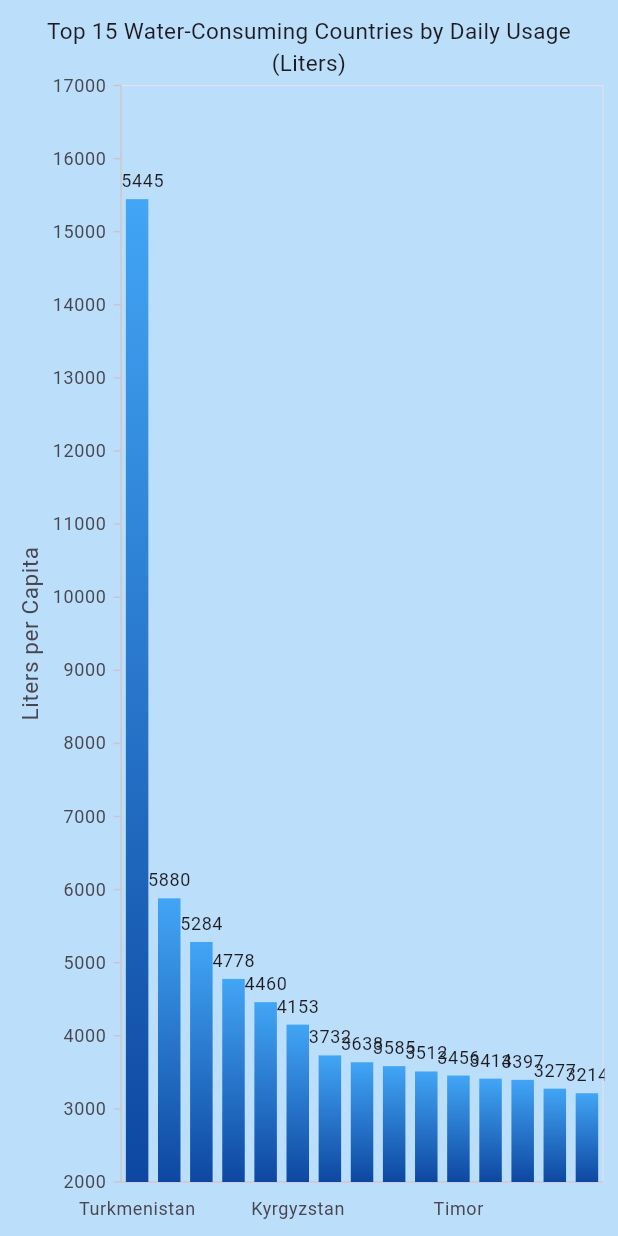
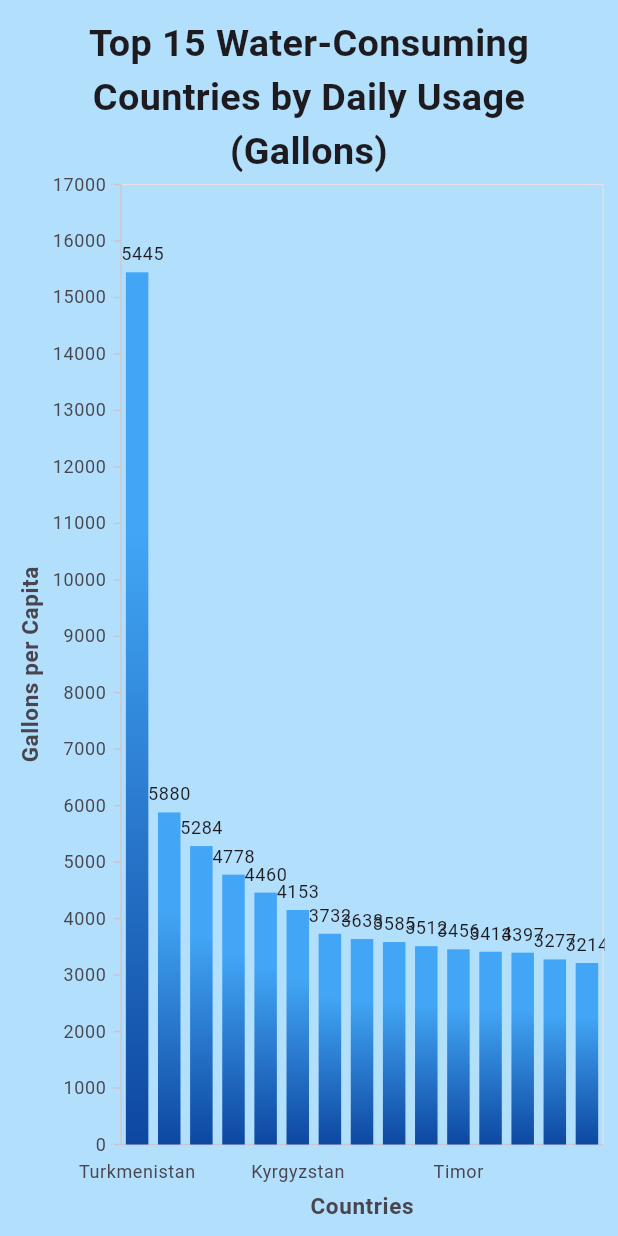
Before and after one commit to SyncfusionExamples/how-to-visualize-the-top-15-water-consuming-countries-using-a-flutter-column-chart, a Flutter app: the screen it shows after launch, on a phone screen of 412 x 824 dp. Run offline on Flutter 3.47's test engine with Material 3 defaults, Android fonts, the phone set to English and light mode, and no system bars; our stand-ins replace syncfusion_flutter_charts.

Commit message:
Addressed Review changes

```diff
--- a/lib/main.dart
+++ b/lib/main.dart
@@ -1,6 +1,5 @@
 import 'package:flutter/material.dart';
 import 'package:syncfusion_flutter_charts/charts.dart';
-import 'package:syncfusion_flutter_core/theme.dart';
 
 void main() => runApp(const WaterConsumptionAnalyzeChart());
 
@@ -20,12 +19,24 @@ class WaterConsumptionAnalyzeChart extends StatelessWidget {
   }
 }
 
-class WaterConsumptionColumnChart extends StatelessWidget {
+class WaterConsumptionColumnChart extends StatefulWidget {
   const WaterConsumptionColumnChart({super.key});
 
   @override
-  Widget build(BuildContext context) {
-    final List<WaterConsumptionData> waterUsageData = [
+  WaterConsumptionColumnChartState createState() =>
+      WaterConsumptionColumnChartState();
+}
+
+class WaterConsumptionColumnChartState
+    extends State<WaterConsumptionColumnChart> {
+  late List<WaterConsumptionData> _waterUsageData;
+  late DataLabelSettings _dataLabelSettings;
+  late LinearGradient _gradient;
+
+  @override
+  void initState() {
+    super.initState();
+    _waterUsageData = [
       WaterConsumptionData('Turkmenistan', 15445),
       WaterConsumptionData('Chile', 5880),
       WaterConsumptionData('Guyana', 5284),
@@ -43,75 +54,74 @@ class WaterConsumptionColumnChart extends StatelessWidget {
       WaterConsumptionData('Suriname', 3214),
     ];
 
-    return SfTheme(
-      data: SfThemeData(
-        chartThemeData: const SfChartThemeData(
-          titleTextStyle: TextStyle(
-            fontWeight: FontWeight.bold,
-            fontSize: 25,
-          ),
-        ),
+    _dataLabelSettings = DataLabelSettings(
+      isVisible: true,
+      builder: (dynamic data,
+          ChartPoint<dynamic> point,
+          ChartSeries<dynamic, dynamic> series,
+          int pointIndex,
+          int seriesIndex) {
+        return Image(
+          image: AssetImage('assets/images/${data.country}.png'),
+          width: 30,
+          height: 30,
+        );
+      },
+    );
+
+    _gradient = LinearGradient(
+      colors: [
+        Colors.blue.shade400,
+        Colors.blue.shade900,
+      ],
+      stops: const [0.3, 1.0],
+      begin: Alignment.topCenter,
+      end: Alignment.bottomCenter,
+    );
+  }
+
+  @override
+  Widget build(BuildContext context) {
+    return SfCartesianChart(
+      backgroundColor: Colors.lightBlue.withOpacity(0.3),
+      title: ChartTitle(
+        text: 'Top 15 Water-Consuming Countries by Daily Usage (Gallons)',
+        textStyle: Theme.of(context).textTheme.bodyMedium?.copyWith(
+              fontSize:
+                  (Theme.of(context).textTheme.bodyMedium?.fontSize ?? 14) *
+                      1.8,
+              fontWeight: FontWeight.bold,
+            ),
       ),
-      child: SfCartesianChart(
-        backgroundColor: Colors.blue.shade100,
-        title: const ChartTitle(
-          text: 'Top 15 Water-Consuming Countries by Daily Usage (Liters)',
-        ),
-        primaryXAxis: const CategoryAxis(
-          majorGridLines: MajorGridLines(width: 0),
-          majorTickLines: MajorTickLines(width: 0),
-        ),
-        primaryYAxis: const NumericAxis(
-          title: AxisTitle(text: 'Liters per Capita'),
-          minimum: 2000,
-          maximum: 17000,
-          majorGridLines: MajorGridLines(width: 0),
-        ),
-        tooltipBehavior: TooltipBehavior(
-          enable: true,
-          header: '',
-          canShowMarker: false,
-          color: Colors.blue,
-          textStyle: const TextStyle(
-            color: Colors.white,
+      primaryXAxis: const CategoryAxis(
+        title: AxisTitle(
+          text: 'Countries',
+          textStyle: TextStyle(
             fontWeight: FontWeight.bold,
           ),
         ),
-        series: <ColumnSeries<WaterConsumptionData, String>>[
-          ColumnSeries<WaterConsumptionData, String>(
-            dataSource: waterUsageData,
-            xValueMapper: (WaterConsumptionData data, int index) =>
-                data.country,
-            yValueMapper: (WaterConsumptionData data, int index) =>
-                data.waterUsage,
-            gradient: LinearGradient(
-              colors: [Colors.blue.shade400, Colors.blue.shade900],
-              stops: const [0.0, 1.0],
-              begin: Alignment.topCenter,
-              end: Alignment.bottomCenter,
-            ),
-            dataLabelSettings: DataLabelSettings(
-              isVisible: true,
-              builder: (dynamic data,
-                  ChartPoint<dynamic> point,
-                  ChartSeries<dynamic, dynamic> series,
-                  int pointIndex,
-                  int seriesIndex) {
-                return Row(
-                  mainAxisSize: MainAxisSize.min,
-                  children: [
-                    Image(
-                      image: AssetImage('assets/images/${data.country}.png'),
-                      width: 30,
-                      height: 30,
-                    ),
-                  ],
-                );
-              },
-            ),
+        majorGridLines: MajorGridLines(width: 0),
+        majorTickLines: MajorTickLines(width: 0),
+      ),
+      primaryYAxis: const NumericAxis(
+        title: AxisTitle(
+          text: 'Gallons per Capita',
+          textStyle: TextStyle(
+            fontWeight: FontWeight.bold,
           ),
-        ],
+        ),
+        majorGridLines: MajorGridLines(width: 0),
       ),
+      series: <ColumnSeries<WaterConsumptionData, String>>[
+        ColumnSeries<WaterConsumptionData, String>(
+          dataSource: _waterUsageData,
+          xValueMapper: (WaterConsumptionData data, int index) => data.country,
+          yValueMapper: (WaterConsumptionData data, int index) =>
+              data.waterUsage,
+          gradient: _gradient,
+          dataLabelSettings: _dataLabelSettings,
+        ),
+      ],
     );
   }
 }
```
Also changed, not shown: pubspec.yaml (+3 -69 lines), 22 other files.
